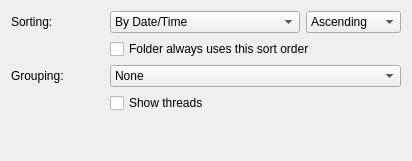
Before: the Qt Designer form mobile/mail/messagelistsettingseditor.ui in chusopr/kdepim-ktimetracker-akonadi, drawn with Qt 5.
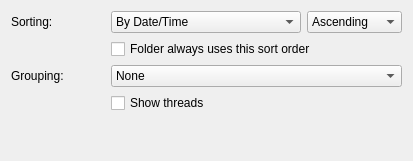
After: the same form once the commit is applied.

```diff
--- a/mobile/mail/messagelistsettingseditor.ui
+++ b/mobile/mail/messagelistsettingseditor.ui
@@ -6,7 +6,7 @@
    <rect>
     <x>0</x>
     <y>0</y>
-    <width>412</width>
+    <width>413</width>
     <height>161</height>
    </rect>
   </property>
```
Left out of the diff: 5 changed lines with no effect on the pictures. Lines whose indentation alone changed are shown as unchanged.
